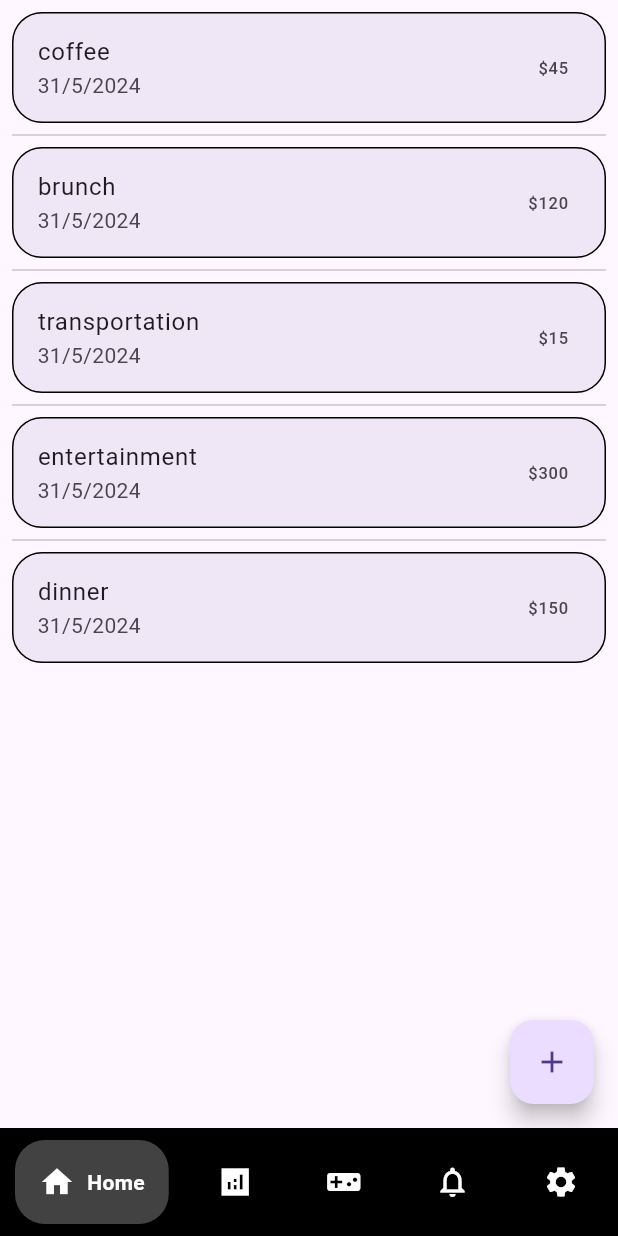
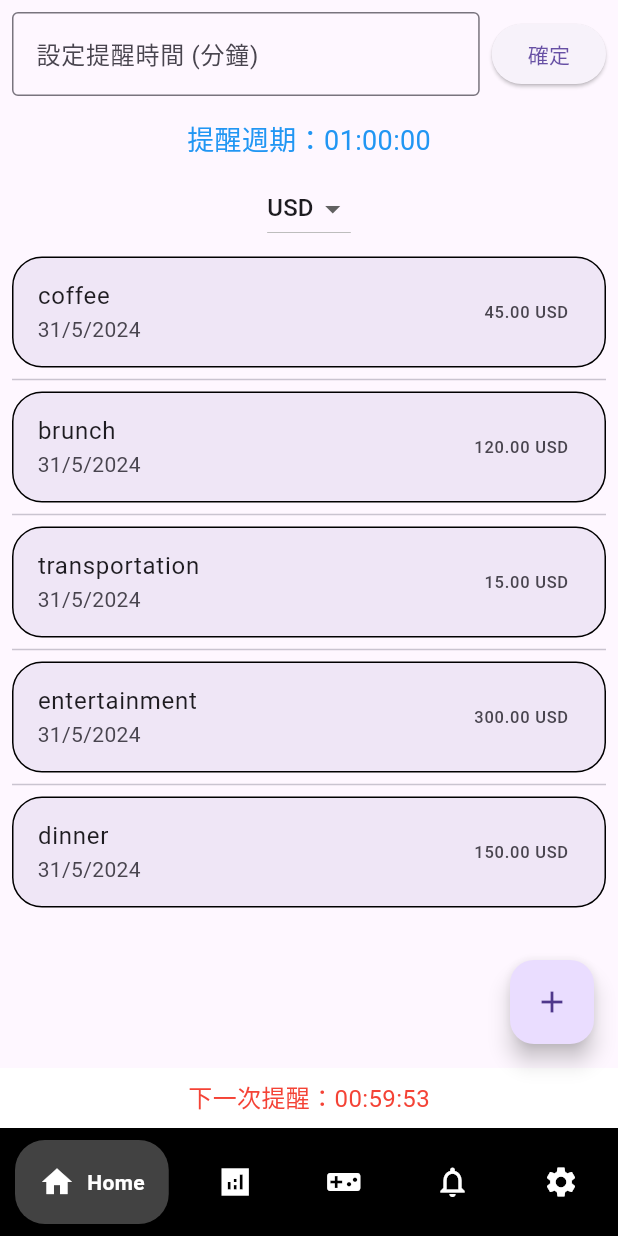
Before and after one commit to KennethOng02/PetCoin, a Flutter app: the screen it shows after launch, on a phone screen of 412 x 824 dp. Run offline on Flutter 3.47's test engine with Material 3 defaults, Android fonts, the phone set to English and light mode, and no system bars; drawn by our look-alikes of google_nav_bar; our stand-ins replace firebase_core, flutter_local_notifications, toggle_switch; accounts and stored records are empty.

Commit message:
威豪的修改

```diff
--- a/lib/main.dart
+++ b/lib/main.dart
@@ -1,6 +1,6 @@
 import 'package:flutter/material.dart';
 import 'package:firebase_core/firebase_core.dart';
-import 'package:petcoin/mainPage.dart';
+import 'package:petcoin/main_page.dart';
 
 Future<void> main() async {
   WidgetsFlutterBinding.ensureInitialized();
--- a/lib/mainPage.dart
+++ b/lib/main_page.dart
@@ -1,7 +1,8 @@
 import 'package:flutter/material.dart';
 import 'package:google_nav_bar/google_nav_bar.dart';
-import 'package:petcoin/screens/homePage.dart';
+import 'package:petcoin/screens/home_page.dart';
 import 'package:petcoin/screens/notificationpage.dart';
+import 'services/reminder_service.dart';
 
 class MainPage extends StatefulWidget {
   @override
@@ -11,17 +12,51 @@ class MainPage extends StatefulWidget {
 class _MainPageState extends State<MainPage> {
   final GlobalKey<ScaffoldState> _scaffoldKey = GlobalKey<ScaffoldState>();
   int _selectedIndex = 0;
-  List<Widget> _pages = [
-    HomePage(),
-    Placeholder(),
-    Placeholder(),
-    NotificationPage(),
-    Placeholder(),
-  ];
+  final List<String> _notifications = [];
+  late ReminderService _reminderService;
+  List<Widget> _pages = [];
+  int _remainingTime = 0;
+  bool _hasNewNotification = false;
+
+  @override
+  void initState() {
+    super.initState();
+    _reminderService = ReminderService(
+      onReminder: _addNotification,
+      onTick: _updateRemainingTime,
+    );
+    _reminderService.startReminder(60);
+    _pages = [
+      HomePage(reminderService: _reminderService),
+      Placeholder(),
+      Placeholder(),
+      NotificationPage(notifications: _notifications),
+      Placeholder(),
+    ];
+  }
+
+  void _addNotification(String message) {
+    setState(() {
+      _notifications.add(message);
+      _hasNewNotification = true;
+    });
+  }
+
+  void _updateRemainingTime(int remainingTime) {
+    setState(() {
+      _remainingTime = remainingTime;
+      if (_remainingTime == 0 && _notifications.isNotEmpty) {
+        _hasNewNotification = true;
+      }
+    });
+  }
 
   void _onItemTapped(int index) {
     setState(() {
       _selectedIndex = index;
+      if (index == 3) {
+        _hasNewNotification = false;
+      }
     });
   }
 
@@ -32,7 +67,19 @@ class _MainPageState extends State<MainPage> {
       child: Scaffold(
         backgroundColor: Colors.transparent,
         key: _scaffoldKey,
-        body: _pages[_selectedIndex],
+        body: Column(
+          children: [
+            Expanded(child: _pages[_selectedIndex]),
+            if (_selectedIndex == 0)
+              Padding(
+                padding: const EdgeInsets.all(8.0),
+                child: Text(
+                  '下一次提醒：${_formatDuration(Duration(seconds: _remainingTime))}',
+                  style: TextStyle(fontSize: 16, color: Colors.red),
+                ),
+              ),
+          ],
+        ),
         bottomNavigationBar: Container(
           color: Colors.black,
           child: SafeArea(
@@ -64,7 +111,7 @@ class _MainPageState extends State<MainPage> {
                     text: 'Game',
                   ),
                   GButton(
-                    icon: Icons.notifications_none_outlined,
+                    icon: _hasNewNotification ? Icons.notifications_active : Icons.notifications_none_outlined,
                     text: 'Notification',
                   ),
                   GButton(
@@ -81,4 +128,12 @@ class _MainPageState extends State<MainPage> {
       ),
     );
   }
+
+  String _formatDuration(Duration duration) {
+    String twoDigits(int n) => n.toString().padLeft(2, '0');
+    final hours = twoDigits(duration.inHours);
+    final minutes = twoDigits(duration.inMinutes.remainder(60));
+    final seconds = twoDigits(duration.inSeconds.remainder(60));
+    return '$hours:$minutes:$seconds';
+  }
 }
--- a/lib/model/expense_item.dart
+++ b/lib/model/expense_item.dart
@@ -3,12 +3,14 @@ class ExpenseItem {
   String amount;
   bool isExpense;
   DateTime dateTime;
+  String currency;
 
   ExpenseItem({
     required this.name,
     required this.amount,
     required this.isExpense,
     required this.dateTime,
+    required this.currency,
   });
 }
 
@@ -18,29 +20,34 @@ List<ExpenseItem> items = [
     amount: '45',
     isExpense: true,
     dateTime: DateTime.now(),
+    currency: 'USD',
   ),
   ExpenseItem(
     name: 'brunch',
     amount: '120',
     isExpense: true,
     dateTime: DateTime.now(),
+    currency: 'USD',
   ),
   ExpenseItem(
     name: 'transportation',
     amount: '15',
     isExpense: true,
     dateTime: DateTime.now(),
+    currency: 'USD',
   ),
   ExpenseItem(
     name: 'entertainment',
     amount: '300',
     isExpense: true,
     dateTime: DateTime.now(),
+    currency: 'USD',
   ),
   ExpenseItem(
     name: 'dinner',
     amount: '150',
     isExpense: true,
     dateTime: DateTime.now(),
+    currency: 'USD',
   ),
 ];
--- a/lib/screens/homePage.dart
+++ /dev/null
@@ -1,125 +0,0 @@
-import 'package:flutter/material.dart';
-import 'package:petcoin/model/expense_item.dart';
-import 'package:toggle_switch/toggle_switch.dart';
-
-class HomePage extends StatefulWidget {
-  @override
-  State<HomePage> createState() => _HomePageState();
-}
-
-class _HomePageState extends State<HomePage> {
-  final nameController = TextEditingController();
-  final amountController = TextEditingController();
-  bool isExpense = false;
-
-  @override
-  Widget build(BuildContext context) {
-    return Scaffold(
-      floatingActionButton: FloatingActionButton(
-        onPressed: () {
-          showDialog(
-            context: context,
-            builder: (context) => AlertDialog(
-              title: Text('New Item'),
-              content: Column(
-                mainAxisSize: MainAxisSize.min,
-                children: [
-                  TextField(
-                    controller: nameController,
-                    decoration: const InputDecoration(
-                      hintText: 'Name',
-                      prefixIcon: Icon(Icons.list),
-                    ),
-                  ),
-                  TextField(
-                    controller: amountController,
-                    decoration: const InputDecoration(
-                      hintText: 'Amount',
-                      prefixIcon: Icon(Icons.attach_money),
-                    ),
-                  ),
-                  Padding(
-                    padding: const EdgeInsets.all(20.0),
-                    child: ToggleSwitch(
-                      minWidth: 90.0,
-                      initialLabelIndex: 0,
-                      totalSwitches: 2,
-                      cornerRadius: 20.0,
-                      labels: ['Income', 'Expense'],
-                      onToggle: (index) {
-                        isExpense = (index == 1) ? true : false;
-                      },
-                    ),
-                  ),
-                ],
-              ),
-              actions: <Widget>[
-                TextButton(
-                  onPressed: () {
-                    Navigator.pop(context);
-                    nameController.clear();
-                    amountController.clear();
-                  },
-                  child: Text('Cancel'),
-                ),
-                TextButton(
-                  onPressed: () {
-                    Navigator.pop(context);
-
-                    if (nameController.text.isNotEmpty &&
-                        amountController.text.isNotEmpty) {
-                      ExpenseItem newExpenseItem = ExpenseItem(
-                        name: nameController.text,
-                        amount: amountController.text,
-                        isExpense: isExpense,
-                        dateTime: DateTime.now(),
-                      );
-
-                      // Save to db
-                      setState(() {
-                        items.add(newExpenseItem);
-                      });
-
-                      // dispose controller
-                      nameController.clear();
-                      amountController.clear();
-                    }
-                  },
-                  child: Text('Save'),
-                ),
-              ],
-            ),
-          );
-        },
-        child: Icon(Icons.add),
-      ),
-      body: Column(
-        children: <Widget>[
-          Expanded(
-            child: ListView.separated(
-              padding: const EdgeInsets.all(8),
-              itemCount: items.length,
-              itemBuilder: (context, index) {
-                return ListTile(
-                  shape: RoundedRectangleBorder(
-                    side: BorderSide(width: 1),
-                    borderRadius: BorderRadius.circular(20),
-                  ),
-                  tileColor:
-                      Theme.of(context).colorScheme.primary.withOpacity(0.1),
-                  title: Text(items[index].name),
-                  subtitle: Text(
-                      '${items[index].dateTime.day}/${items[index].dateTime.month}/${items[index].dateTime.year}'),
-                  trailing: Text('\$${items[index].amount}'),
-                );
-              },
-              separatorBuilder: (BuildContext context, int index) {
-                return Divider();
-              },
-            ),
-          ),
-        ],
-      ),
-    );
-  }
-}
--- /dev/null
+++ b/lib/screens/home_page.dart
@@ -0,0 +1,230 @@
+import 'package:flutter/material.dart';
+import 'package:petcoin/model/expense_item.dart';
+import 'package:toggle_switch/toggle_switch.dart';
+import '/services/currency_service.dart';
+import 'package:petcoin/services/reminder_service.dart';
+
+class HomePage extends StatefulWidget {
+  final ReminderService reminderService;
+
+  HomePage({required this.reminderService});
+
+  @override
+  State<HomePage> createState() => _HomePageState();
+}
+
+class _HomePageState extends State<HomePage> {
+  final nameController = TextEditingController();
+  final amountController = TextEditingController();
+  final reminderController = TextEditingController();
+  String _selectedCurrency = 'USD';
+  bool isExpense = false;
+  final CurrencyService _currencyService = CurrencyService();
+  int _reminderInterval = 60; // 初始化提醒時間為 60 分鐘
+
+  List<String> currencies = ['USD', 'EUR', 'JPY'];
+
+  @override
+  Widget build(BuildContext context) {
+    return Scaffold(
+      floatingActionButton: FloatingActionButton(
+        onPressed: () {
+          showDialog(
+            context: context,
+            builder: (context) => AlertDialog(
+              title: Text('New Item'),
+              content: Column(
+                mainAxisSize: MainAxisSize.min,
+                children: [
+                  TextField(
+                    controller: nameController,
+                    decoration: const InputDecoration(
+                      hintText: 'Name',
+                      prefixIcon: Icon(Icons.list),
+                    ),
+                  ),
+                  TextField(
+                    controller: amountController,
+                    decoration: const InputDecoration(
+                      hintText: 'Amount',
+                      prefixIcon: Icon(Icons.attach_money),
+                    ),
+                  ),
+                  Padding(
+                    padding: const EdgeInsets.all(20.0),
+                    child: ToggleSwitch(
+                      minWidth: 90.0,
+                      initialLabelIndex: 0,
+                      totalSwitches: 2,
+                      cornerRadius: 20.0,
+                      labels: ['Income', 'Expense'],
+                      onToggle: (index) {
+                        isExpense = (index == 1) ? true : false;
+                      },
+                    ),
+                  ),
+                  DropdownButton<String>(
+                    value: _selectedCurrency,
+                    items: currencies.map((String value) {
+                      return DropdownMenuItem<String>(
+                        value: value,
+                        child: Text(value),
+                      );
+                    }).toList(),
+                    onChanged: (newValue) {
+                      setState(() {
+                        _selectedCurrency = newValue!;
+                      });
+                    },
+                  ),
+                ],
+              ),
+              actions: <Widget>[
+                TextButton(
+                  onPressed: () {
+                    Navigator.pop(context);
+                    nameController.clear();
+                    amountController.clear();
+                  },
+                  child: Text('Cancel'),
+                ),
+                TextButton(
+                  onPressed: () {
+                    Navigator.pop(context);
+
+                    if (nameController.text.isNotEmpty &&
+                        amountController.text.isNotEmpty) {
+                      ExpenseItem newExpenseItem = ExpenseItem(
+                        name: nameController.text,
+                        amount: amountController.text,
+                        isExpense: isExpense,
+                        dateTime: DateTime.now(),
+                        currency: _selectedCurrency,
+                      );
+
+                      // Save to db
+                      setState(() {
+                        items.add(newExpenseItem);
+                      });
+
+                      // dispose controller
+                      nameController.clear();
+                      amountController.clear();
+                    }
+                  },
+                  child: Text('Save'),
+                ),
+              ],
+            ),
+          );
+        },
+        child: Icon(Icons.add),
+      ),
+      body: Column(
+        children: <Widget>[
+          Padding(
+            padding: const EdgeInsets.all(8.0),
+            child: Row(
+              children: [
+                Expanded(
+                  child: TextField(
+                    controller: reminderController,
+                    decoration: InputDecoration(
+                      labelText: '設定提醒時間 (分鐘)',
+                      border: OutlineInputBorder(),
+                    ),
+                    keyboardType: TextInputType.number,
+                  ),
+                ),
+                SizedBox(width: 8),
+                ElevatedButton(
+                  onPressed: () {
+                    final minutes = int.tryParse(reminderController.text);
+                    if (minutes != null) {
+                      widget.reminderService.updateReminderInterval(minutes);
+                      setState(() {
+                        _reminderInterval = minutes; // 更新提醒時間
+                      });
+                    }
+                  },
+                  child: Text('確定'),
+                ),
+              ],
+            ),
+          ),
+          Padding(
+            padding: const EdgeInsets.all(8.0),
+            child: Text(
+              '提醒週期：${_formatDuration(Duration(minutes: _reminderInterval))}',
+              style: TextStyle(fontSize: 18, color: Colors.blue),
+            ),
+          ),
+          // Padding(
+          //   padding: const EdgeInsets.all(8.0),
+          //   child: Text(
+          //     '下一次提醒：${_formatDuration(Duration(seconds: widget.reminderService.reminderInterval * 60))}',
+          //     style: TextStyle(fontSize: 16, color: Colors.red),
+          //   ),
+          // ),
+          DropdownButton<String>(
+            value: _selectedCurrency,
+            items: <String>['USD', 'EUR', 'JPY', 'CNY'].map((String value) {
+              return DropdownMenuItem<String>(
+                value: value,
+                child: Text(value),
+              );
+            }).toList(),
+            onChanged: (String? newValue) {
+              setState(() {
+                _selectedCurrency = newValue!;
+              });
+            },
+          ),
+          Expanded(
+            child: ListView.separated(
+              padding: const EdgeInsets.all(8),
+              itemCount: items.length,
+              itemBuilder: (context, index) {
+                return ListTile(
+                  shape: RoundedRectangleBorder(
+                    side: BorderSide(width: 1),
+                    borderRadius: BorderRadius.circular(20),
+                  ),
+                  tileColor:
+                      Theme.of(context).colorScheme.primary.withOpacity(0.1),
+                  title: Text(items[index].name),
+                  subtitle: Text(
+                      '${items[index].dateTime.day}/${items[index].dateTime.month}/${items[index].dateTime.year}'),
+                  trailing: FutureBuilder<double>(
+                    future: _currencyService.convert(
+                        double.parse(items[index].amount), items[index].currency, _selectedCurrency),
+                    builder: (context, snapshot) {
+                      if (snapshot.connectionState == ConnectionState.waiting) {
+                        return CircularProgressIndicator();
+                      } else if (snapshot.hasError) {
+                        return Text('Error: ${snapshot.error}');
+                      } else {
+                        return Text('${snapshot.data!.toStringAsFixed(2)} $_selectedCurrency');
+                      }
+                    },
+                  ),
+                );
+              },
+              separatorBuilder: (BuildContext context, int index) {
+                return Divider();
+              },
+            ),
+          ),
+        ],
+      ),
+    );
+  }
+
+  String _formatDuration(Duration duration) {
+    String twoDigits(int n) => n.toString().padLeft(2, '0');
+    final hours = twoDigits(duration.inHours);
+    final minutes = twoDigits(duration.inMinutes.remainder(60));
+    final seconds = twoDigits(duration.inSeconds.remainder(60));
+    return '$hours:$minutes:$seconds';
+  }
+}
--- /dev/null
+++ b/lib/services/currency_service.dart
@@ -0,0 +1,22 @@
+class CurrencyService {
+  final Map<String, double> _rates = {
+    'USD': 1.0,
+    'EUR': 0.85,
+    'JPY': 110.0,
+    'CNY': 6.5,
+  };
+
+  Future<double> getExchangeRate(String fromCurrency, String toCurrency) async {
+    await Future.delayed(Duration(seconds: 1)); // 模擬網絡延遲
+    if (_rates.containsKey(fromCurrency) && _rates.containsKey(toCurrency)) {
+      return _rates[toCurrency]! / _rates[fromCurrency]!;
+    } else {
+      throw Exception('Currency not found');
+    }
+  }
+
+  Future<double> convert(double amount, String fromCurrency, String toCurrency) async {
+    double rate = await getExchangeRate(fromCurrency, toCurrency);
+    return amount * rate;
+  }
+}
```
Also changed, not shown: lib/screens/notificationpage.dart (+8 -2 lines), lib/services/reminder_service.dart (added, +87 -0 lines), pubspec.yaml (+15 -0 lines), assets/images/bell_with_notification.png (added), lib/screens/sign_in.dart (renamed from lib/screens/signIn.dart), pubspec.lock, 4 other files.
